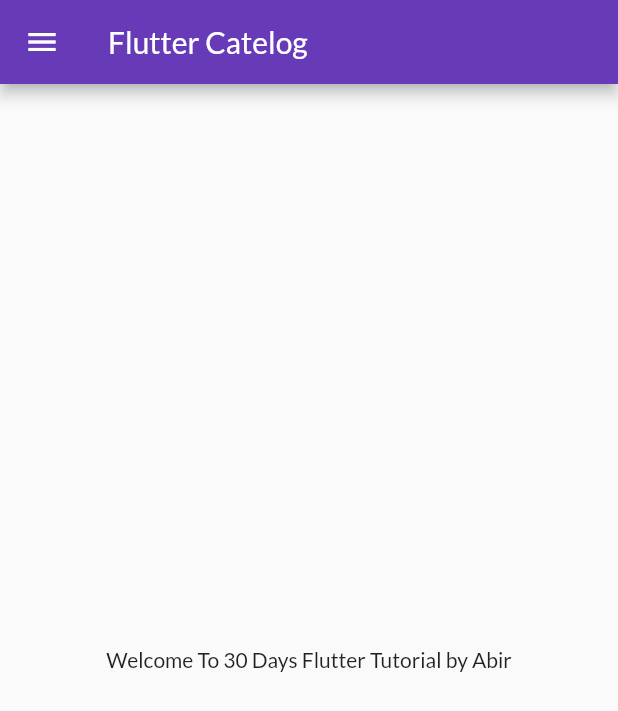
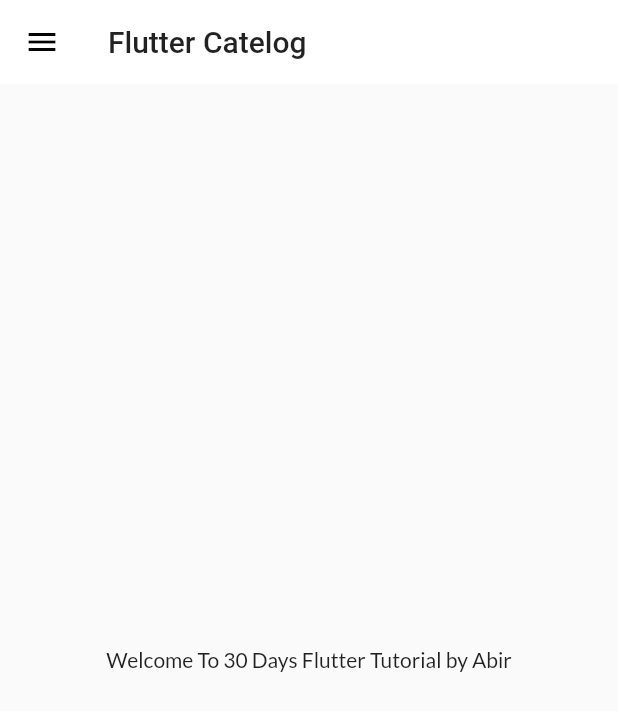
Before and after one commit to abirchanda12/FlutterTutorial, a Flutter app: the screen it shows after launch, on a phone screen of 412 x 824 dp. Shown: the top 711 px of the screen. Run offline on Flutter 3.47's test engine with Material 2 defaults, Android fonts, the phone set to English and light mode, and no system bars; our stand-ins replace google_fonts.

Commit message:
themes extracted

```diff
--- a/lib/main.dart
+++ b/lib/main.dart
@@ -1,6 +1,7 @@
 import 'package:flutter/material.dart';
 import 'package:flutter_catelog/pages/login_page.dart';
 import 'package:flutter_catelog/utils/routes.dart';
+import 'package:flutter_catelog/utils/themes.dart';
 import 'package:google_fonts/google_fonts.dart';
 
 import 'pages/home_page.dart';
@@ -16,14 +17,9 @@ class MyApp extends StatelessWidget {
       debugShowCheckedModeBanner: false,
       // home: HomePage(),
       themeMode: ThemeMode.light,
-      theme: ThemeData(
-        fontFamily: GoogleFonts.lato().fontFamily,
-        primarySwatch: Colors.deepPurple,
-      ),
-      darkTheme: ThemeData(
-        brightness: Brightness.light, //dark or light
-      ),
-       initialRoute: MyRoutes.homeRoute,
+      theme: MyTheme.lightTheme(context),
+      darkTheme: MyTheme.darkTheme(context),
+      initialRoute: MyRoutes.homeRoute,
       routes: {
         "/": (contex) => LoginPage(),
         MyRoutes.loginRoute: (contex) => LoginPage(),
--- /dev/null
+++ b/lib/utils/themes.dart
@@ -0,0 +1,24 @@
+import 'package:flutter/cupertino.dart';
+import 'package:flutter/material.dart';
+import 'package:google_fonts/google_fonts.dart';
+
+class MyTheme{
+  static ThemeData lightTheme(BuildContext context) =>ThemeData(
+        fontFamily: GoogleFonts.lato().fontFamily,
+        primarySwatch: Colors.deepPurple,
+        appBarTheme: AppBarTheme(
+          color: Colors.white,
+          elevation: 0.0,
+          iconTheme: IconThemeData(
+            color: Colors.black,
+          ),
+          textTheme: Theme.of(context).textTheme,
+        ),
+      );
+
+      static ThemeData darkTheme(BuildContext context) =>ThemeData(
+        brightness: Brightness.light, //dark or light
+      );
+
+
+}
```
